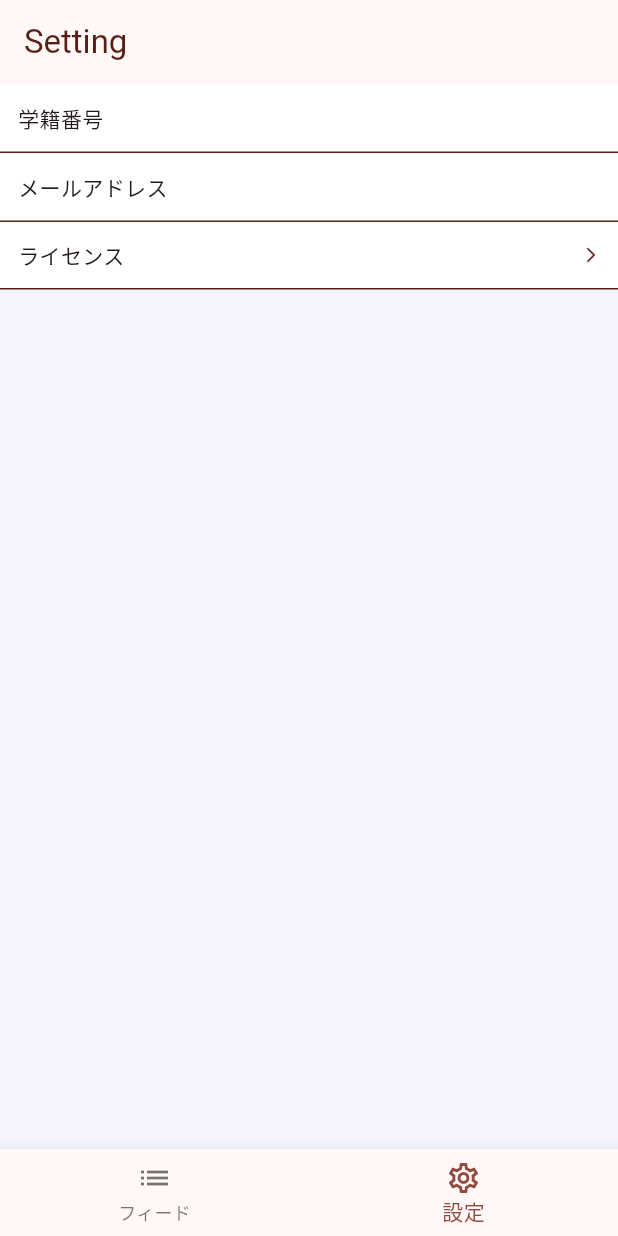
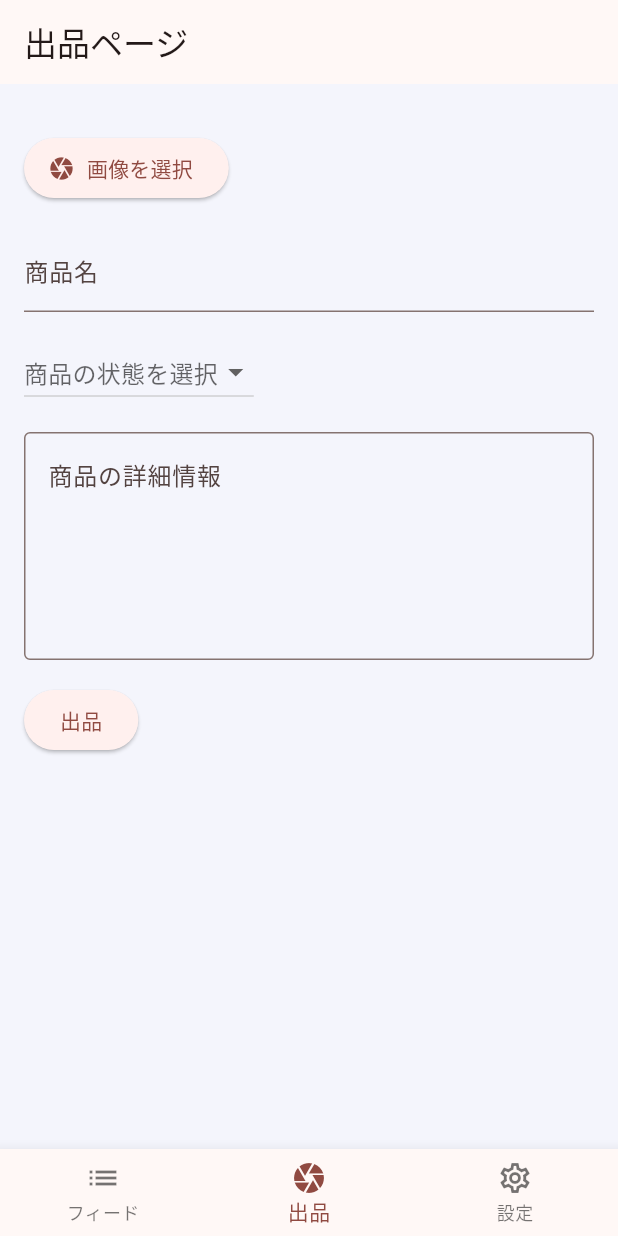
Before and after one commit to cat-katsushika/trade_app, a Flutter app: the screen it shows after launch, item 2 of the bottom bar chosen, on a phone screen of 412 x 824 dp. Run offline on Flutter 3.47's test engine with Material 2 defaults, Android fonts, the phone set to English and light mode, and no system bars; our stand-ins replace dio, flutter_riverpod, freezed_annotation, image_picker, shared_preferences; network calls fail.

Commit message:
create: 出品ページを作成 画像選択、プレビュー

```diff
--- a/lib/views/NavigationRoot/navigation_root.dart
+++ b/lib/views/NavigationRoot/navigation_root.dart
@@ -1,4 +1,5 @@
 import 'package:flutter/material.dart';
+import 'package:trade_app/views/exhibit/exhibit_view.dart';
 import 'package:trade_app/views/setting/setting_view.dart';
 import 'package:trade_app/views/top/top_view.dart';
 
@@ -13,6 +14,7 @@ class _NavigationRootState extends State<NavigationRoot> {
   int _selectedIndex = 0;
   final List<Widget> _widgetOptions = <Widget>[
     const TopView(),
+    const ExhibitView(),
     const SettingView()
   ];
 
@@ -32,6 +34,7 @@ class _NavigationRootState extends State<NavigationRoot> {
         type: BottomNavigationBarType.fixed,
         items: const <BottomNavigationBarItem>[
           BottomNavigationBarItem(icon: Icon(Icons.list),label: "フィード"),
+          BottomNavigationBarItem(icon: Icon(Icons.camera),label: "出品"),
           BottomNavigationBarItem(icon: Icon(Icons.settings_outlined),label: "設定"),
         ],
         currentIndex: _selectedIndex,
--- /dev/null
+++ b/lib/views/exhibit/exhibit_view.dart
@@ -0,0 +1,156 @@
+import 'dart:convert';
+import 'dart:io';
+import 'package:flutter/material.dart';
+import 'package:image_picker/image_picker.dart';
+import 'package:dio/dio.dart';
+
+enum ProductCondition { clean, writtenOn, dirty }
+
+class Item {
+  final List<File>? images;
+  final String? name;
+  final String? description;
+  final ProductCondition? condition;
+
+  Item({this.images, this.name, this.description, this.condition});
+
+  Map<String, dynamic> toJson() {
+    List<Map<String, dynamic>> imageSet = [];
+    if (images != null) {
+      for (var image in images!) {
+        imageSet.add({
+          'photo': base64Encode(image.readAsBytesSync()),
+        });
+      }
+    }
+
+    return {
+      'image_set': imageSet,
+      'name': name,
+      'description': description,
+      'condition': condition.toString().split('.').last.toLowerCase(),
+    };
+  }
+}
+
+class ExhibitView extends StatefulWidget {
+  const ExhibitView({super.key});
+
+  @override
+  State<ExhibitView> createState() => _ExhibitViewState();
+}
+
+class _ExhibitViewState extends State<ExhibitView> {
+  List<File>? _images = [];
+  final _productNameController = TextEditingController();
+  ProductCondition? _selectedCondition;
+  final _productDetailsController = TextEditingController();
+
+  Future<void> _postItem(Item item) async {
+    const url = "https://your-api-url.com/items";  // こちらのURLを実際のAPIのURLに置き換えてください
+    final dio = Dio();
+
+    try {
+      final response = await dio.post(
+        url,
+        data: jsonEncode(item.toJson()),
+        options: Options(
+          headers: {
+            "Content-Type": "application/json",
+          },
+        ),
+      );
+
+      if (response.statusCode == 201) {
+        print("Item successfully posted");
+      } else {
+        print("Error posting item: ${response.data}");
+      }
+    } catch (e) {
+      print("Exception: $e");
+    }
+  }
+
+  @override
+  Widget build(BuildContext context) {
+    return Scaffold(
+      appBar: AppBar(
+        title: const Text('出品ページ'),
+      ),
+      body: SingleChildScrollView(
+        child: Padding(
+          padding: const EdgeInsets.all(16.0),
+          child: Column(
+            crossAxisAlignment: CrossAxisAlignment.start,
+            children: [
+              ..._images!.map((image) => Image.file(
+                image,
+                width: MediaQuery.of(context).size.width,
+                height: 200,
+                fit: BoxFit.cover,
+              )),
+              const SizedBox(height: 16),
+              ElevatedButton.icon(
+                icon: const Icon(Icons.camera),
+                label: const Text("画像を選択"),
+                onPressed: () async {
+                  final pickedImages = await ImagePicker().pickMultiImage();
+                    setState(() {
+                      _images!.addAll(pickedImages.map((pickedImage) => File(pickedImage.path)));
+                    });
+                },
+              ),
+              const SizedBox(height: 16),
+              TextField(
+                controller: _productNameController,
+                decoration: const InputDecoration(
+                  labelText: '商品名',
+                ),
+              ),
+              const SizedBox(height: 16),
+              DropdownButton<ProductCondition>(
+                hint: const Text("商品の状態を選択"),
+                value: _selectedCondition,
+                items: ProductCondition.values.map((condition) {
+                  return DropdownMenuItem<ProductCondition>(
+                    value: condition,
+                    child: Text(condition.toString().split('.').last),
+                  );
+                }).toList(),
+                onChanged: (value) {
+                  setState(() {
+                    _selectedCondition = value;
+                  });
+                },
+              ),
+              const SizedBox(height: 16),
+              TextField(
+                controller: _productDetailsController,
+                decoration: const InputDecoration(
+                  labelText: '商品の詳細情報',
+                  border: OutlineInputBorder(),
+                  alignLabelWithHint: true,
+                  hintText: '詳細情報を記入してください',
+                ),
+                maxLines: 5,
+              ),
+              const SizedBox(height: 16),
+              ElevatedButton(
+                onPressed: () {
+                  final item = Item(
+                    images: _images,
+                    name: _productNameController.text,
+                    description: _productDetailsController.text,
+                    condition: _selectedCondition,
+                  );
+                  _postItem(item);
+                },
+                child: const Text('出品'),
+              ),
+            ],
+          ),
+        ),
+      ),
+    );
+  }
+}
--- a/pubspec.yaml
+++ b/pubspec.yaml
@@ -43,6 +43,7 @@ dependencies:
   dio: ^5.3.2
   infinite_scroll_pagination: ^4.0.0
   shared_preferences: ^2.2.0
+  image_picker: ^1.0.2
 
 dev_dependencies:
   flutter_test:
```
Also changed, not shown: lib/views/top/item_list_view.dart (+6 -12 lines), pubspec.lock, 4 other files.
